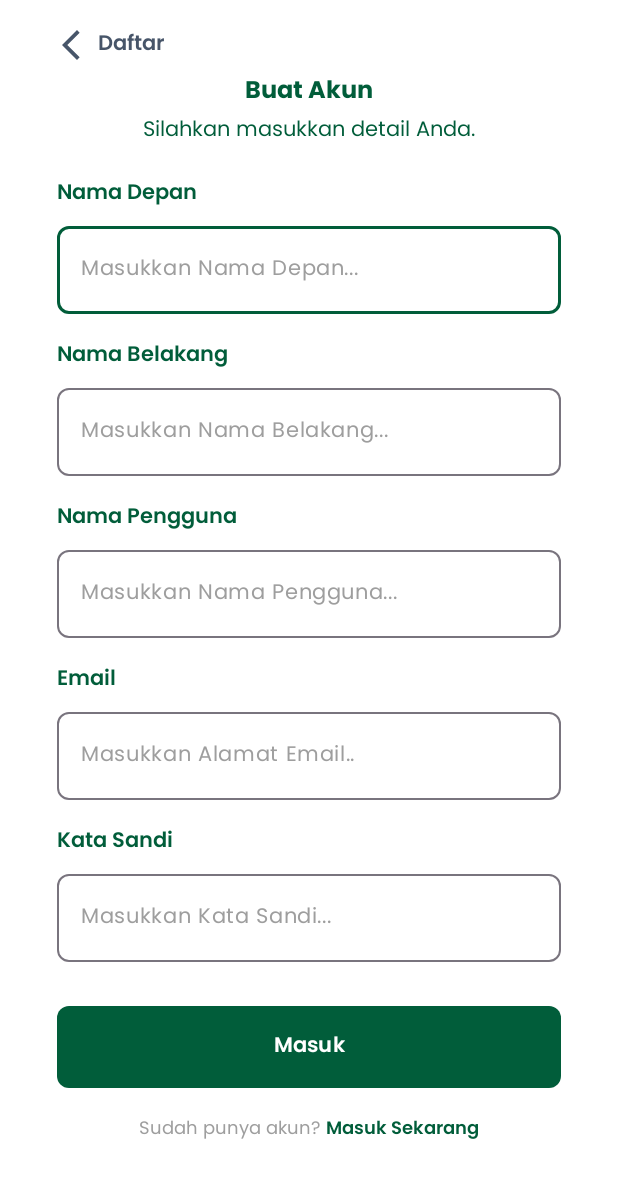
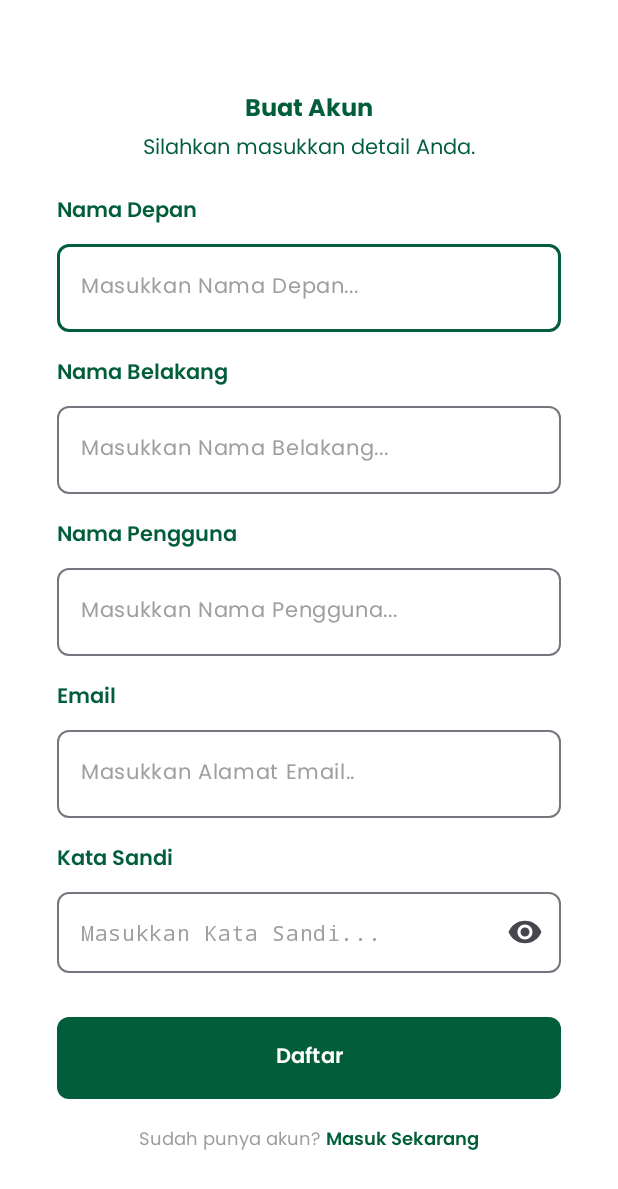
Before and after one commit to TeamClefer-C241-PS201/Clefer-Mobile-App, an Android app: the layout activity_register.xml on its own in the app's theme, with its tools: preview values and no code run, on a phone screen of 412 x 824 dp. Shown: the top 1189 px of the screen. Run offline under Robolectric (Android 15) with nearby library versions, the phone set to English and light mode, and no system bars.

Commit message:
feat(register): update register page layout and functionality
- Updated the layout XML for the register page
  - Removed ImageButton for back navigation
  - Added TextView for main headline with new string resource
  - Adjusted layout margins and constraints for better alignment
  - Updated field hint texts and labels with new string resources
  - Changed button text to "Daftar"
  - Applied style adjustments to align with new design mockup
- Refactored RegisterActivity
  - Added click listener for "Masuk Sekarang" TextView to navigate to SignInActivity
  - Included intent with flags to clear task and start new task for navigation
- Updated string resources
  - Added new string resources for register page
  - Adjusted existing string resources for consistency

```diff
--- a/app/src/main/java/com/jimbonlemu/clefer/views/RegisterActivity.kt
+++ b/app/src/main/java/com/jimbonlemu/clefer/views/RegisterActivity.kt
@@ -1,22 +1,29 @@
 package com.jimbonlemu.clefer.views
 
+import android.content.Intent
 import android.os.Bundle
 import android.view.LayoutInflater
-import androidx.activity.enableEdgeToEdge
-import androidx.appcompat.app.AppCompatActivity
-import androidx.core.view.ViewCompat
-import androidx.core.view.WindowInsetsCompat
-import com.jimbonlemu.clefer.R
 import com.jimbonlemu.clefer.core.CoreActivity
 import com.jimbonlemu.clefer.databinding.ActivityRegisterBinding
 
 class RegisterActivity : CoreActivity<ActivityRegisterBinding>() {
     override fun onCreate(savedInstanceState: Bundle?) {
         super.onCreate(savedInstanceState)
+        binding.apply {
+            tvBtnSignIn.setOnClickListener {
+                intentSignIn()
+            }
+        }
     }
 
     override fun setupBinding(layoutInflater: LayoutInflater): ActivityRegisterBinding =
         ActivityRegisterBinding.inflate(layoutInflater)
 
+    private fun intentSignIn() {
+        startActivity(Intent(this@RegisterActivity, SignInActivity::class.java).apply {
+            flags = Intent.FLAG_ACTIVITY_CLEAR_TASK or Intent.FLAG_ACTIVITY_NEW_TASK
+        })
+        finish()
+    }
 
 }
--- a/app/src/main/java/com/jimbonlemu/clefer/views/SplashActivity.kt
+++ b/app/src/main/java/com/jimbonlemu/clefer/views/SplashActivity.kt
@@ -41,7 +41,7 @@ class SplashActivity : CoreActivity<ActivitySplashBinding>() {
     private fun splashScreenTransition() {
         lifecycleScope.launch {
             delay(Constant.SPLASH_SCREEN_DURATION.seconds)
-            startActivity(Intent(this@SplashActivity, RegisterActivity::class.java))
+            startActivity(Intent(this@SplashActivity, SignInActivity::class.java))
             finish()
         }
     }
--- a/app/src/main/res/layout/activity_register.xml
+++ b/app/src/main/res/layout/activity_register.xml
@@ -6,42 +6,19 @@
     android:layout_width="match_parent"
     android:layout_height="match_parent"
     tools:context=".views.RegisterActivity">
+
     <androidx.constraintlayout.widget.ConstraintLayout
         android:layout_width="match_parent"
         android:layout_height="wrap_content">
 
-
-        <ImageButton
-            android:id="@+id/btn_back_sign_in"
-            android:layout_width="wrap_content"
-            android:layout_height="wrap_content"
-            android:layout_marginStart="35dp"
-            android:layout_marginTop="18dp"
-            android:background="@color/white"
-            android:src="@drawable/arrow_back"
-            app:layout_constraintStart_toStartOf="parent"
-            app:layout_constraintTop_toTopOf="parent" />
-
-        <TextView
-            android:id="@+id/small_headline_register"
-            style="@style/SemiBoldSubHeadline"
-            android:layout_height="wrap_content"
-            android:layout_marginStart="6dp"
-            android:text="@string/title_register"
-            android:textColor="#475569"
-            android:textSize="14sp"
-            app:layout_constraintBottom_toBottomOf="@+id/btn_back_sign_in"
-            app:layout_constraintStart_toEndOf="@id/btn_back_sign_in"
-            app:layout_constraintTop_toTopOf="@id/btn_back_sign_in" />
-
         <TextView
             android:id="@+id/main_headline"
             style="@style/BoldHeadlineStyle"
-            android:layout_marginTop="5dp"
-            android:text="Buat Akun"
+            android:layout_marginTop="59dp"
+            android:text="@string/title_create_account"
             app:layout_constraintEnd_toEndOf="parent"
             app:layout_constraintStart_toStartOf="parent"
-            app:layout_constraintTop_toBottomOf="@id/small_headline_register" />
+            app:layout_constraintTop_toTopOf="parent" />
 
         <TextView
             android:id="@+id/secondary_headline"
@@ -55,8 +32,8 @@
             android:id="@+id/edt_first_name"
             style="@style/DefinedEditTextLayoutSize"
             android:layout_marginTop="18dp"
-            app:hintText="Masukkan Nama Depan..."
-            app:labelText="Nama Depan"
+            app:hintText="@string/hint_input_first_name"
+            app:labelText="@string/title_first_name"
             app:layout_constraintEnd_toEndOf="parent"
             app:layout_constraintStart_toStartOf="parent"
             app:layout_constraintTop_toBottomOf="@id/secondary_headline" />
@@ -65,18 +42,18 @@
             android:id="@+id/edt_last_name"
             style="@style/DefinedEditTextLayoutSize"
             android:layout_marginTop="16dp"
-            app:hintText="Masukkan Nama Belakang..."
-            app:labelText="Nama Belakang"
+            app:hintText="@string/hint_input_last_name"
+            app:labelText="@string/title_last_name"
             app:layout_constraintEnd_toEndOf="parent"
             app:layout_constraintStart_toStartOf="parent"
             app:layout_constraintTop_toBottomOf="@id/edt_first_name" />
 
         <com.jimbonlemu.clefer.components.CustomViewEditText
-            android:id="@+id/edt_user_name"
+            android:id="@+id/edt_username"
             style="@style/DefinedEditTextLayoutSize"
             android:layout_marginTop="16dp"
-            app:hintText="Masukkan Nama Pengguna..."
-            app:labelText="Nama Pengguna"
+            app:hintText="@string/hint_input_username"
+            app:labelText="@string/title_username"
             app:layout_constraintEnd_toEndOf="parent"
             app:layout_constraintStart_toStartOf="parent"
             app:layout_constraintTop_toBottomOf="@id/edt_last_name" />
@@ -86,16 +63,17 @@
             style="@style/DefinedEditTextLayoutSize"
             android:layout_marginTop="16dp"
             app:hintText="@string/hint_input_email"
-            app:labelText="Email"
+            app:labelText="@string/title_email"
             app:layout_constraintEnd_toEndOf="parent"
             app:layout_constraintStart_toStartOf="parent"
-            app:layout_constraintTop_toBottomOf="@id/edt_user_name" />
+            app:layout_constraintTop_toBottomOf="@id/edt_username" />
 
         <com.jimbonlemu.clefer.components.CustomViewEditText
             android:id="@+id/edt_password"
             style="@style/DefinedEditTextLayoutSize"
             android:layout_marginTop="16dp"
             app:hintText="@string/hint_input_password"
+            app:isPasswordTypeInput="true"
             app:labelText="@string/title_password"
             app:layout_constraintEnd_toEndOf="parent"
             app:layout_constraintStart_toStartOf="parent"
@@ -105,7 +83,7 @@
             android:id="@+id/btn_sign_in"
             style="@style/ButtonStyle"
             android:layout_marginTop="25dp"
-            android:text="@string/title_sign_in"
+            android:text="@string/title_register"
             app:layout_constraintEnd_toEndOf="parent"
             app:layout_constraintStart_toStartOf="parent"
             app:layout_constraintTop_toBottomOf="@id/edt_password" />
@@ -113,20 +91,20 @@
         <TextView
             android:id="@+id/tv_sub_headline"
             style="@style/RegularSubHeadline"
+            android:layout_marginTop="13dp"
             android:text="@string/register_sub_headline_1"
-            app:layout_constraintTop_toBottomOf="@id/btn_sign_in"
-            app:layout_constraintEnd_toStartOf="@+id/tv_btn_register"
+            app:layout_constraintEnd_toStartOf="@+id/tv_btn_sign_in"
+            app:layout_constraintHorizontal_chainStyle="packed"
             app:layout_constraintStart_toStartOf="parent"
-            app:layout_constraintHorizontal_chainStyle="packed"
-            android:layout_marginTop="13dp" />
+            app:layout_constraintTop_toBottomOf="@id/btn_sign_in" />
 
         <TextView
-            android:id="@+id/tv_btn_register"
+            android:id="@+id/tv_btn_sign_in"
             style="@style/SemiBoldSubHeadline"
+            android:layout_marginStart="4dp"
             android:text="@string/register_sub_headline_2"
+            app:layout_constraintEnd_toEndOf="parent"
             app:layout_constraintStart_toEndOf="@+id/tv_sub_headline"
-            app:layout_constraintEnd_toEndOf="parent"
-            app:layout_constraintTop_toTopOf="@id/tv_sub_headline"
-            android:layout_marginStart="4dp" />
+            app:layout_constraintTop_toTopOf="@id/tv_sub_headline" />
     </androidx.constraintlayout.widget.ConstraintLayout>
 </ScrollView>
--- a/app/src/main/res/values/strings.xml
+++ b/app/src/main/res/values/strings.xml
@@ -13,4 +13,11 @@
     <string name="title_register">Daftar</string>
     <string name="register_sub_headline_1">Sudah punya akun?</string>
     <string name="register_sub_headline_2">Masuk Sekarang</string>
+    <string name="title_create_account">Buat Akun</string>
+    <string name="title_first_name">Nama Depan</string>
+    <string name="hint_input_first_name">Masukkan Nama Depan...</string>
+    <string name="hint_input_last_name">Masukkan Nama Belakang...</string>
+    <string name="title_last_name">Nama Belakang</string>
+    <string name="hint_input_username">Masukkan Nama Pengguna...</string>
+    <string name="title_username">Nama Pengguna</string>
 </resources>
```
